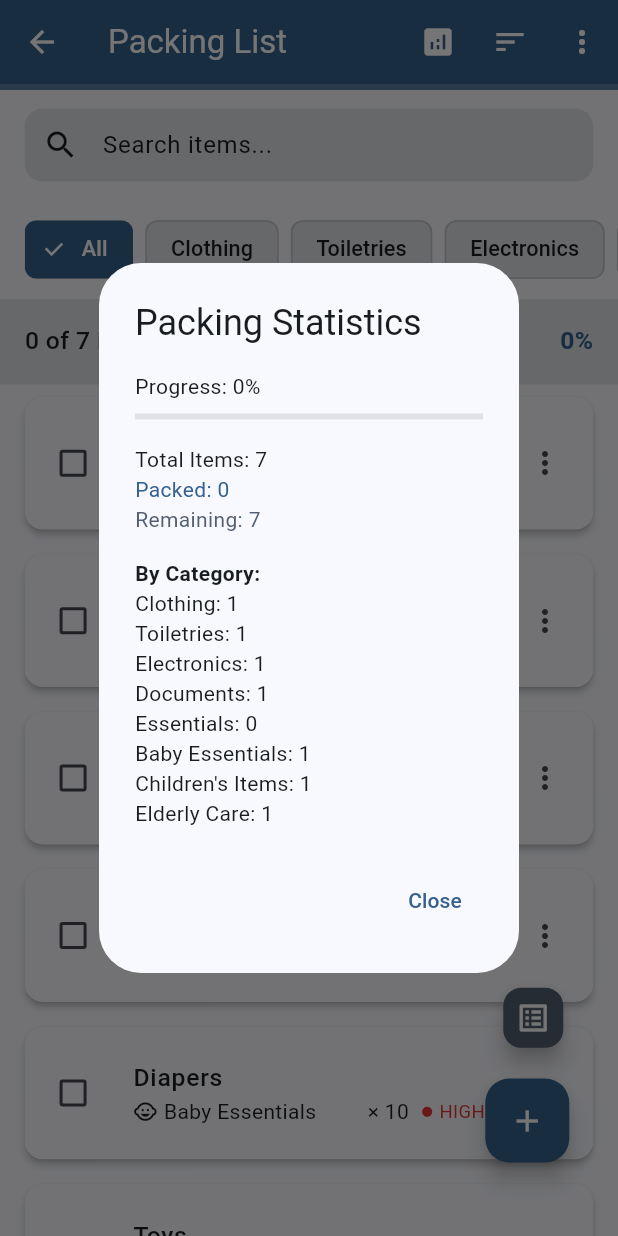
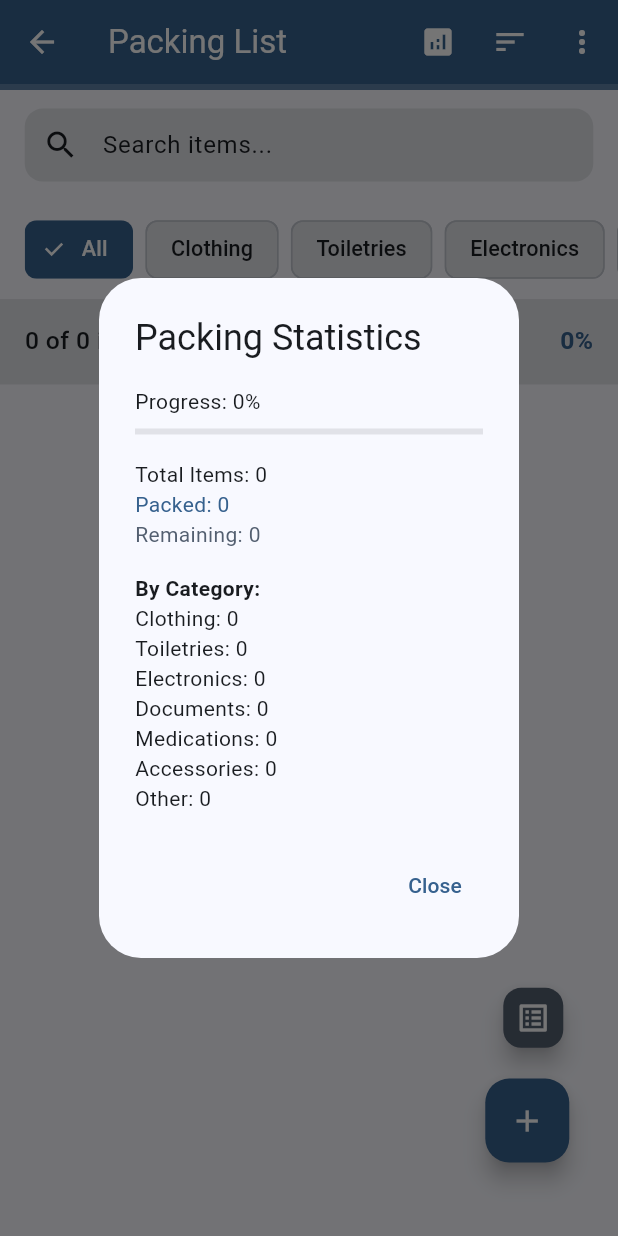
Before and after one commit to Krish5706/Tripx, a Flutter app: the PackingListScreen screen opened directly, after a tap on the "analytics" icon, on a phone screen of 412 x 824 dp. Run offline on Flutter 3.47's test engine with Material 3 defaults, Android fonts, the light colour scheme and no system bars; our stand-ins replace fl_chart, image_picker, shared_preferences, sqflite, sqflite_common_ffi; accounts and stored records are empty.

Commit message:
Packing list Updated

```diff
--- a/lib/screens/trip_details/packing_list.dart
+++ b/lib/screens/trip_details/packing_list.dart
@@ -1,6 +1,6 @@
 import 'dart:async';
-
 import 'package:flutter/material.dart';
+import '../../services/packing_service.dart';
 
 class PackingListScreen extends StatefulWidget {
   const PackingListScreen({super.key});
@@ -16,6 +16,7 @@ class _PackingListScreenState extends State<PackingListScreen>
   final ScrollController _scrollController = ScrollController();
   late TabController _tabController;
 
+  final PackingService _packingService = PackingService();
   List<PackingItem> _allItems = [];
   List<PackingItem> _filteredItems = [];
   String _selectedCategory = 'All';
@@ -25,172 +26,112 @@ class _PackingListScreenState extends State<PackingListScreen>
   bool _showFab = true;
   Timer? _scrollTimer;
 
-  final Map<String, List<Map<String, String>>> _categoryTemplates = {
-    'Clothing': [
-      {'name': 'T-shirts', 'description': 'Casual tops'},
-      {'name': 'Pants/Jeans', 'description': 'Everyday bottoms'},
-      {'name': 'Underwear', 'description': 'Daily essentials'},
-      {'name': 'Socks', 'description': 'Multiple pairs'},
-      {'name': 'Pajamas', 'description': 'Sleepwear'},
-      {'name': 'Jacket/Coat', 'description': 'Weather-appropriate outerwear'},
-      {'name': 'Shoes', 'description': 'Comfortable footwear'},
-      {'name': 'Sandals', 'description': 'Light footwear'},
-      {'name': 'Dress/Formal wear', 'description': 'For special occasions'},
-      {'name': 'Swimwear', 'description': 'For swimming'},
-      {'name': 'Hat/Cap', 'description': 'Sun protection'},
-      {'name': 'Scarf/Gloves', 'description': 'Cold weather gear'},
-    ],
-    'Toiletries': [
-      {'name': 'Toothbrush', 'description': 'Dental hygiene'},
-      {'name': 'Toothpaste', 'description': 'Dental hygiene'},
-      {'name': 'Shampoo', 'description': 'Hair cleaning'},
-      {'name': 'Soap/Body wash', 'description': 'Body cleaning'},
-      {'name': 'Deodorant', 'description': 'Odor protection'},
-      {'name': 'Sunscreen', 'description': 'UV protection'},
-      {'name': 'Medications', 'description': 'Prescription or OTC'},
-      {'name': 'Contact lenses', 'description': 'Vision correction'},
-      {'name': 'Razor', 'description': 'Shaving'},
-      {'name': 'Makeup', 'description': 'Cosmetics'},
-      {'name': 'Hairbrush/Comb', 'description': 'Hair grooming'},
-      {'name': 'Sanitary products', 'description': 'Personal hygiene'},
-    ],
-    'Electronics': [
-      {'name': 'Phone charger', 'description': 'Device charging'},
-      {'name': 'Power bank', 'description': 'Portable power'},
-      {'name': 'Camera', 'description': 'Photography'},
-      {'name': 'Headphones', 'description': 'Audio listening'},
-      {'name': 'Laptop/Tablet', 'description': 'Work/entertainment'},
-      {'name': 'Travel adapter', 'description': 'International plugs'},
-      {'name': 'Cables', 'description': 'Charging/data transfer'},
-      {'name': 'Memory cards', 'description': 'Storage'},
-      {'name': 'Portable speaker', 'description': 'Audio playback'},
-      {'name': 'Smartwatch', 'description': 'Fitness/time tracking'},
-    ],
-    'Documents': [
-      {'name': 'Passport', 'description': 'International travel ID'},
-      {'name': 'ID/Driver\'s license', 'description': 'Personal ID'},
-      {'name': 'Tickets', 'description': 'Travel tickets'},
-      {'name': 'Hotel confirmations', 'description': 'Accommodation proof'},
-      {'name': 'Travel insurance', 'description': 'Trip protection'},
-      {'name': 'Visa', 'description': 'Travel authorization'},
-      {'name': 'Credit cards', 'description': 'Payment method'},
-      {'name': 'Cash', 'description': 'Local currency'},
-      {'name': 'Emergency contacts', 'description': 'Safety contacts'},
-      {'name': 'Itinerary', 'description': 'Travel plan'},
-      {'name': 'Medical records', 'description': 'Health documentation'},
-    ],
-    'Essentials': [
-      {'name': 'Wallet', 'description': 'Money/ID holder'},
-      {'name': 'Keys', 'description': 'Home/car keys'},
-      {'name': 'Sunglasses', 'description': 'Eye protection'},
-      {'name': 'Watch', 'description': 'Timekeeping'},
-      {'name': 'Umbrella', 'description': 'Rain protection'},
-      {'name': 'First aid kit', 'description': 'Basic medical supplies'},
-      {'name': 'Snacks', 'description': 'Quick bites'},
-      {'name': 'Water bottle', 'description': 'Hydration'},
-      {'name': 'Travel pillow', 'description': 'Comfort during travel'},
-      {'name': 'Eye mask', 'description': 'Sleep aid'},
-      {'name': 'Notebook/Pen', 'description': 'For notes'},
-      {'name': 'Reusable bag', 'description': 'Shopping/travel'},
-    ],
-    'Baby Essentials': [
-      {'name': 'Diapers', 'description': 'For newborn hygiene'},
-      {'name': 'Baby wipes', 'description': 'Cleaning wipes'},
-      {'name': 'Formula/Breast pump', 'description': 'Feeding essentials'},
-      {'name': 'Bottles', 'description': 'For feeding'},
-      {'name': 'Pacifier', 'description': 'Soothing item'},
-      {'name': 'Baby clothes', 'description': 'Onesies, socks, hats'},
-      {'name': 'Blankets', 'description': 'Warmth/comfort'},
-      {'name': 'Stroller', 'description': 'Baby transport'},
-      {'name': 'Diaper bag', 'description': 'Storage for baby items'},
-      {'name': 'Baby food', 'description': 'Purees/snacks'},
-      {'name': 'Baby monitor', 'description': 'Safety monitoring'},
-      {'name': 'Teething toys', 'description': 'For teething relief'},
-    ],
-    'Children\'s Items': [
-      {'name': 'Toys', 'description': 'Favorite play items'},
-      {'name': 'Books', 'description': 'Reading material'},
-      {'name': 'School supplies', 'description': 'Pencils, notebooks'},
-      {'name': 'Kids clothing', 'description': 'Age-appropriate clothes'},
-      {'name': 'Snacks', 'description': 'Child-friendly foods'},
-      {'name': 'Water bottle', 'description': 'Kid-sized hydration'},
-      {'name': 'Backpack', 'description': 'For carrying items'},
-      {'name': 'Sunscreen', 'description': 'Child-safe UV protection'},
-      {'name': 'Hat', 'description': 'Sun protection'},
-      {'name': 'Comfort item', 'description': 'Stuffed animal/blanket'},
-      {'name': 'Activity book', 'description': 'Puzzles/games'},
-    ],
-    'Elderly Care': [
-      {'name': 'Medications', 'description': 'Prescription drugs'},
-      {'name': 'Mobility aid', 'description': 'Cane/walker'},
-      {'name': 'Hearing aid', 'description': 'Hearing support'},
-      {'name': 'Glasses', 'description': 'Vision correction'},
-      {'name': 'Medical alert device', 'description': 'Emergency alert'},
-      {'name': 'Comfortable shoes', 'description': 'Non-slip footwear'},
-      {'name': 'Incontinence products', 'description': 'Hygiene needs'},
-      {'name': 'Pill organizer', 'description': 'Medication management'},
-      {'name': 'Warm clothing', 'description': 'Layered clothing'},
-      {'name': 'Blood pressure monitor', 'description': 'Health monitoring'},
-      {'name': 'Thermos', 'description': 'Hot/cold drinks'},
-    ],
-  };
-
+  // Category definitions for filtering
   final List<String> _categories = [
     'All',
     'Clothing',
     'Toiletries',
     'Electronics',
     'Documents',
-    'Essentials',
-    'Baby Essentials',
-    'Children\'s Items',
-    'Elderly Care',
+    'Medications',
+    'Accessories',
+    'Other',
   ];
+
+  // Template items organized by category
+  final Map<String, List<Map<String, String>>> _categoryTemplates = {
+    'Clothing': [
+      {'name': 'T-shirts', 'description': 'Essential tops for your trip'},
+      {'name': 'Pants', 'description': 'Comfortable bottoms'},
+      {'name': 'Underwear', 'description': 'Daily essentials'},
+      {'name': 'Socks', 'description': 'Keep your feet comfortable'},
+      {'name': 'Shoes', 'description': 'Footwear for different activities'},
+      {'name': 'Jacket', 'description': 'For cooler weather or air travel'},
+      {'name': 'Pajamas', 'description': 'Comfortable sleepwear'},
+      {'name': 'Swimwear', 'description': 'For beach or pool activities'},
+    ],
+    'Toiletries': [
+      {'name': 'Toothbrush', 'description': 'Dental hygiene'},
+      {'name': 'Toothpaste', 'description': 'Dental care'},
+      {'name': 'Shampoo', 'description': 'Hair care'},
+      {'name': 'Soap', 'description': 'Body wash'},
+      {'name': 'Deodorant', 'description': 'Personal hygiene'},
+      {'name': 'Razor', 'description': 'Shaving needs'},
+      {'name': 'Towel', 'description': 'For drying off'},
+    ],
+    'Electronics': [
+      {'name': 'Phone', 'description': 'Communication device'},
+      {'name': 'Charger', 'description': 'Power adapter for your phone'},
+      {'name': 'Power bank', 'description': 'Portable charging device'},
+      {'name': 'Camera', 'description': 'For capturing memories'},
+      {'name': 'Laptop', 'description': 'Work or entertainment device'},
+      {'name': 'Headphones', 'description': 'Audio entertainment'},
+    ],
+    'Documents': [
+      {'name': 'Passport', 'description': 'Travel document'},
+      {'name': 'Visa', 'description': 'Entry permit'},
+      {'name': 'Travel insurance', 'description': 'Protection during travel'},
+      {'name': 'Flight tickets', 'description': 'Boarding passes and itinerary'},
+      {'name': 'Hotel reservations', 'description': 'Accommodation confirmations'},
+      {'name': 'Driver license', 'description': 'Identification'},
+    ],
+    'Medications': [
+      {'name': 'Prescriptions', 'description': 'Regular medications'},
+      {'name': 'Pain relievers', 'description': 'Headache or body pain relief'},
+      {'name': 'Allergy medication', 'description': 'For allergic reactions'},
+      {'name': 'First aid kit', 'description': 'Basic medical supplies'},
+    ],
+    'Accessories': [
+      {'name': 'Sunglasses', 'description': 'Eye protection'},
+      {'name': 'Hat', 'description': 'Sun protection'},
+      {'name': 'Backpack', 'description': 'Carry your items'},
+      {'name': 'Wallet', 'description': 'Money and cards holder'},
+      {'name': 'Watch', 'description': 'Timekeeping accessory'},
+    ],
+  };
+
+  // Default user ID - in a real app, this would come from authentication
+  final int _userId = 1;
+  final int? _tripId = null; // Can be set based on selected trip
 
   @override
   void initState() {
     super.initState();
     _tabController = TabController(length: 2, vsync: this);
-    _initializeWithSampleData();
-    _filteredItems = List.from(_allItems);
+    _initializePackingData();
     _searchController.addListener(_filterItems);
 
     // Add scroll listener to control FAB visibility
     _scrollController.addListener(_onScroll);
   }
 
-  void _initializeWithSampleData() {
-    _allItems = [
-      PackingItem(
-        name: 'Passport',
-        category: 'Documents',
-        priority: Priority.high,
+  Future<void> _initializePackingData() async {
+    try {
+      // Initialize loading state
+
+      // Initialize the database tables
+      await _packingService.initializePackingTables();
+
+      // Load existing packing items for the user
+      final items = await _packingService.getPackingItems(_userId, tripId: _tripId);
+
+      if (mounted) {
+        setState(() {
+          _allItems = items;
+        });
+        _filterItems();
+      }
+    } catch (e) {
+      if (mounted) {
+        // Handle loading error
+        ScaffoldMessenger.of(context).showSnackBar(
+          SnackBar(
+            content: Text('Failed to load packing items: $e'),
+            backgroundColor: Colors.red,
           ),
-      PackingItem(
-        name: 'Phone charger',
-        category: 'Electronics',
-        priority: Priority.medium,
-      ),
-      PackingItem(name: 'T-shirts', category: 'Clothing', quantity: 3),
-      PackingItem(
-        name: 'Sunscreen',
-        category: 'Toiletries',
-        priority: Priority.medium,
-      ),
-      PackingItem(
-        name: 'Diapers',
-        category: 'Baby Essentials',
-        quantity: 10,
-        priority: Priority.high,
-      ),
-      PackingItem(name: 'Toys', category: 'Children\'s Items', quantity: 2),
-      PackingItem(
-        name: 'Medications',
-        category: 'Elderly Care',
-        priority: Priority.high,
-      ),
-    ];
-    _filterItems();
+        );
+      }
+    }
   }
 
   @override
@@ -209,12 +150,12 @@ class _PackingListScreenState extends State<PackingListScreen>
     );
   }
 
-  void _addItem(
+  Future<void> _addItem(
     String name,
     String category, {
     int quantity = 1,
     Priority priority = Priority.medium,
-  }) {
+  }) async {
     if (name.trim().isEmpty) {
       ScaffoldMessenger.of(context).showSnackBar(
         SnackBar(
@@ -239,15 +180,22 @@ class _PackingListScreenState extends State<PackingListScreen>
       return;
     }
 
-    setState(() {
-      _allItems.add(
-        PackingItem(
+    try {
+      final newItem = PackingItem(
         name: name.trim(),
         category: category,
         quantity: quantity.clamp(1, 99),
         priority: priority,
-        ),
+        userId: _userId,
+        tripId: _tripId,
       );
+
+      final itemId = await _packingService.addPackingItem(newItem);
+
+      if (itemId != null && mounted) {
+        final itemWithId = newItem.copyWith(id: itemId);
+        setState(() {
+          _allItems.add(itemWithId);
           _filterItems();
         });
         _itemController.clear();
@@ -260,14 +208,25 @@ class _PackingListScreenState extends State<PackingListScreen>
           ),
         );
       }
+    } catch (e) {
+      if (mounted) {
+        ScaffoldMessenger.of(context).showSnackBar(
+          SnackBar(
+            content: Text('Failed to add item: $e'),
+            backgroundColor: Colors.red,
+          ),
+        );
+      }
+    }
+  }
 
-  void _editItem(
+  Future<void> _editItem(
     int index,
     String name,
     String category,
     int quantity,
     Priority priority,
-  ) {
+  ) async {
     if (name.trim().isEmpty) {
       ScaffoldMessenger.of(context).showSnackBar(
         SnackBar(
@@ -293,11 +252,24 @@ class _PackingListScreenState extends State<PackingListScreen>
       return;
     }
 
+    try {
+      final updatedItem = _filteredItems[index].copyWith(
+        name: name.trim(),
+        category: category,
+        quantity: quantity.clamp(1, 99),
+        priority: priority,
+      );
+
+      final success = await _packingService.updatePackingItem(updatedItem);
+
+      if (success && mounted) {
         setState(() {
-      _filteredItems[index].name = name.trim();
-      _filteredItems[index].category = category;
-      _filteredItems[index].quantity = quantity.clamp(1, 99);
-      _filteredItems[index].priority = priority;
+          _filteredItems[index] = updatedItem;
+          // Update in _allItems as well
+          final allIndex = _allItems.indexWhere((item) => item.id == updatedItem.id);
+          if (allIndex != -1) {
+            _allItems[allIndex] = updatedItem;
+          }
           _filterItems();
         });
         ScaffoldMessenger.of(context).showSnackBar(
@@ -309,20 +281,61 @@ class _PackingListScreenState extends State<PackingListScreen>
           ),
         );
       }
+    } catch (e) {
+      if (mounted) {
+        ScaffoldMessenger.of(context).showSnackBar(
+          SnackBar(
+            content: Text('Failed to update item: $e'),
+            backgroundColor: Colors.red,
+          ),
+        );
+      }
+    }
+  }
 
-  void _toggleItemPacked(int index) {
+  Future<void> _toggleItemPacked(int index) async {
+    try {
+      final updatedItem = _filteredItems[index].copyWith(
+        isPacked: !_filteredItems[index].isPacked,
+      );
+
+      final success = await _packingService.updatePackingItem(updatedItem);
+
+      if (success && mounted) {
         setState(() {
-      _filteredItems[index].isPacked = !_filteredItems[index].isPacked;
+          _filteredItems[index] = updatedItem;
+          // Update in _allItems as well
+          final allIndex = _allItems.indexWhere((item) => item.id == updatedItem.id);
+          if (allIndex != -1) {
+            _allItems[allIndex] = updatedItem;
+          }
         });
       }
+    } catch (e) {
+      if (mounted) {
+        ScaffoldMessenger.of(context).showSnackBar(
+          SnackBar(
+            content: Text('Failed to update item: $e'),
+            backgroundColor: Colors.red,
+          ),
+        );
+      }
+    }
+  }
 
-  void _deleteItem(int index) {
+  Future<void> _deleteItem(int index) async {
     String itemName = _filteredItems[index].name;
     PackingItem itemToDelete = _filteredItems[index];
+
+    try {
+      final success = await _packingService.deletePackingItem(itemToDelete.id!, _userId);
+
+      if (success && mounted) {
         setState(() {
           _allItems.remove(itemToDelete);
           _filterItems();
         });
+
         ScaffoldMessenger.of(context).showSnackBar(
           SnackBar(
             content: Text(
@@ -332,15 +345,40 @@ class _PackingListScreenState extends State<PackingListScreen>
             action: SnackBarAction(
               label: 'Undo',
               textColor: Theme.of(context).colorScheme.primary,
-          onPressed: () {
+              onPressed: () async {
+                try {
+                  final newId = await _packingService.addPackingItem(itemToDelete.copyWith(id: null));
+                  if (newId != null && mounted) {
                     setState(() {
-              _allItems.add(itemToDelete);
+                      _allItems.add(itemToDelete.copyWith(id: newId));
                       _filterItems();
                     });
+                  }
+                } catch (e) {
+                  if (mounted) {
+                    ScaffoldMessenger.of(context).showSnackBar(
+                      SnackBar(
+                        content: Text('Failed to restore item: $e'),
+                        backgroundColor: Colors.red,
+                      ),
+                    );
+                  }
+                }
               },
             ),
           ),
         );
+      }
+    } catch (e) {
+      if (mounted) {
+        ScaffoldMessenger.of(context).showSnackBar(
+          SnackBar(
+            content: Text('Failed to delete item: $e'),
+            backgroundColor: Colors.red,
+          ),
+        );
+      }
+    }
   }
 
   void _filterItems() {
@@ -1289,22 +1327,3 @@ class _PackingListScreenState extends State<PackingListScreen>
       );
     }
 }
-
-enum Priority { low, medium, high }
-
-class PackingItem {
-  String name;
-  String category;
-  bool isPacked;
-  int quantity;
-  Priority priority;
-  DateTime createdAt;
-
-  PackingItem({
-    required this.name,
-    required this.category,
-    this.isPacked = false,
-    this.quantity = 1,
-    this.priority = Priority.medium,
-  }) : createdAt = DateTime.now();
-}
```
Lines whose indentation alone changed are shown as unchanged.
